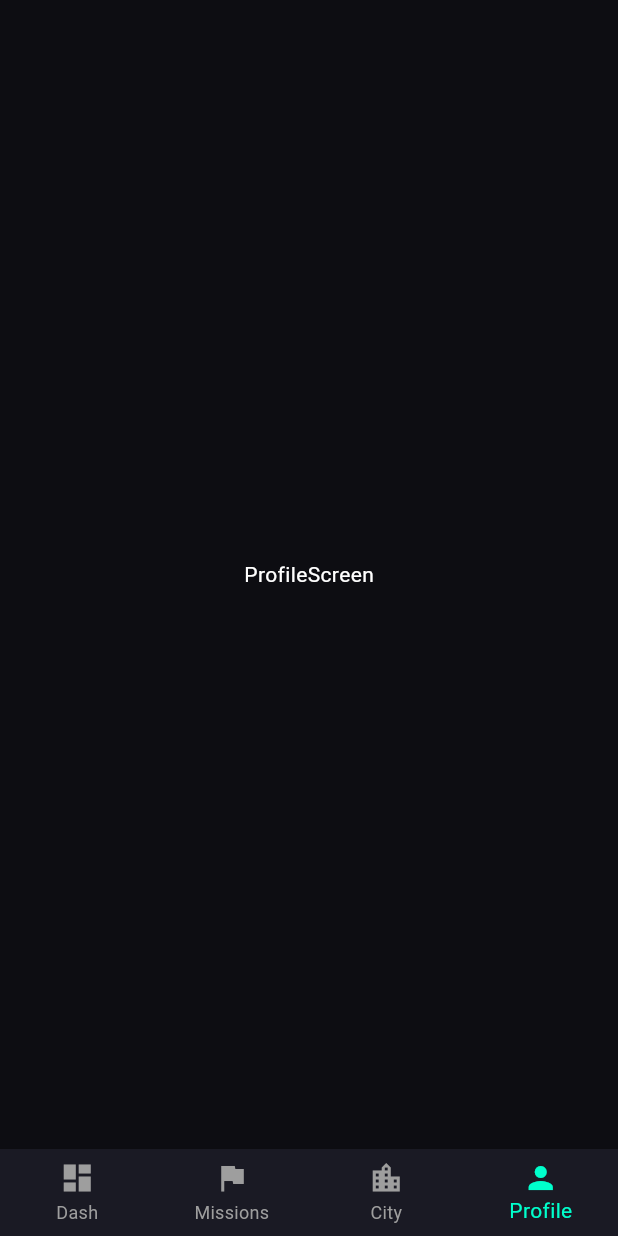
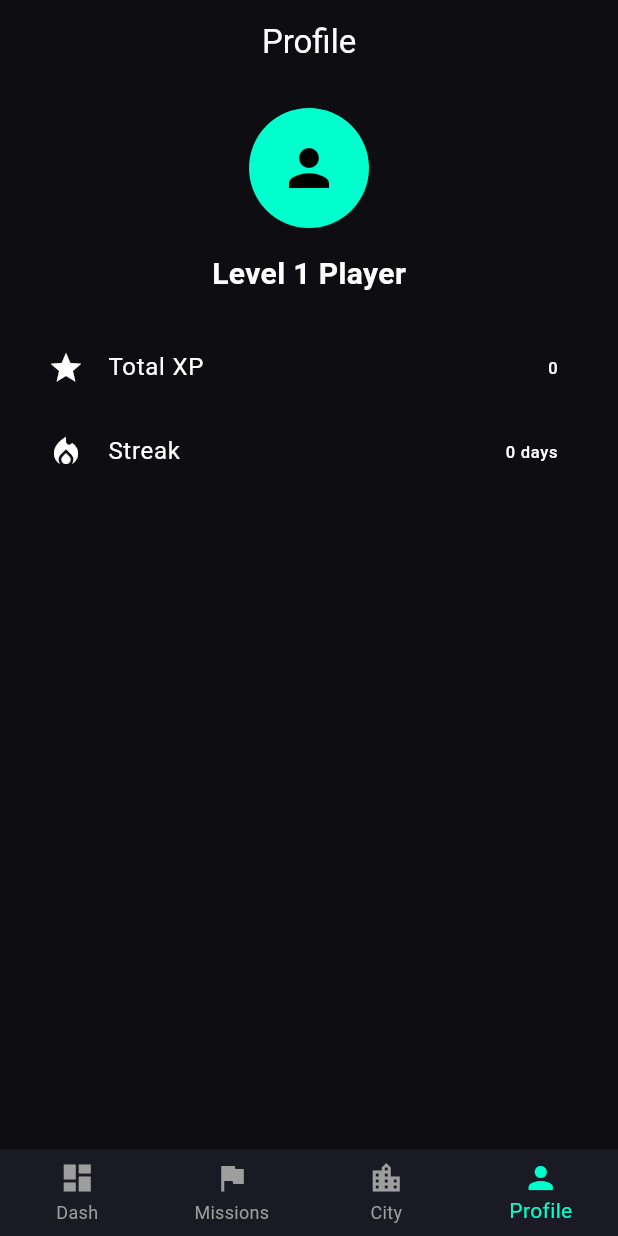
Before and after one commit to manish1710-007/Strategy-Habit-Game, a Flutter app: the screen it shows after launch, item 4 of the bottom bar chosen, on a phone screen of 412 x 824 dp. Run offline on Flutter 3.47's test engine with Material 3 defaults, Android fonts, the phone set to English and light mode, and no system bars; our stand-ins replace hive_flutter; accounts and stored records are empty.

Commit message:
Update and Add Files

```diff
--- a/habit_city/lib/main.dart
+++ b/habit_city/lib/main.dart
@@ -67,7 +67,6 @@ class HabitQuestApp extends StatelessWidget {
   }
 }
 
-//  MAIN NAVIGATION
 class MainNavigation extends StatefulWidget {
   const MainNavigation({super.key});
 
@@ -79,10 +78,10 @@ class _MainNavigationState extends State<MainNavigation> {
   int _currentIndex = 0;
 
   final List<Widget> _screens = [
-    const Center(child: Text('Dashboard')),
-    const Center(child: Text('Missions')),
-    const Center(child: Text('CityScreen')),
-    const Center(child: Text('ProfileScreen')),
+    DashboardScreen(),
+    MissionsScreen(),
+    CityScreen(),
+    ProfileScreen(),
   ];
 
   void _onTabChange(int index) {
--- a/habit_city/lib/services/reward_service.dart
+++ b/habit_city/lib/services/reward_service.dart
@@ -6,4 +6,12 @@ class RewardService {
   static int calculateEnergy(int difficulty){
     return difficulty * 5; // Simple formula: 5 Energy per difficulty level
   }
+
+  static int getLevel(int totalXP) {
+    return (totalXP ~/ 100) + 1; // Level up every 100 XP
+  }
+
+  static int getCurrentLevelXP(int totalXP) {
+    return totalXP % 100; // XP towards next level
+  }
 }
--- a/habit_city/lib/ui/screens/profile_screen.dart
+++ b/habit_city/lib/ui/screens/profile_screen.dart
@@ -0,0 +1,44 @@
+import 'package:flutter/material.dart';
+
+class ProfileScreen extends StatelessWidget {
+  const ProfileScreen({super.key});
+
+  @override
+  Widget build(BuildContext context) {
+    return Scaffold(
+      appBar: AppBar(title: const Text("Profile")),
+
+      body: Padding(
+        padding: const EdgeInsets.all(16),
+        child: Column(
+          children: const [
+            CircleAvatar(
+              radius: 40,
+              child: Icon(Icons.person, size: 40),
+            ),
+            SizedBox(height: 16),
+
+            Text(
+              "Level 1 Player",
+              style: TextStyle(fontSize: 20, fontWeight: FontWeight.bold),
+            ),
+
+            SizedBox(height: 20),
+
+            ListTile(
+              leading: Icon(Icons.star),
+              title: Text("Total XP"),
+              trailing: Text("0"),
+            ),
+
+            ListTile(
+              leading: Icon(Icons.local_fire_department),
+              title: Text("Streak"),
+              trailing: Text("0 days"),
+            ),
+          ],
+        ),
+      ),
+    );
+  }
+}
```
Also changed, not shown: habit_city/lib/ui/screens/city_screen.dart (+40 -0 lines), habit_city/lib/ui/screens/dashboard_screen.dart (+186 -0 lines), habit_city/lib/ui/screens/missions_screen.dart (+18 -0 lines), habit_city/lib/ui/widgets/habit_card.dart (+126 -0 lines).
